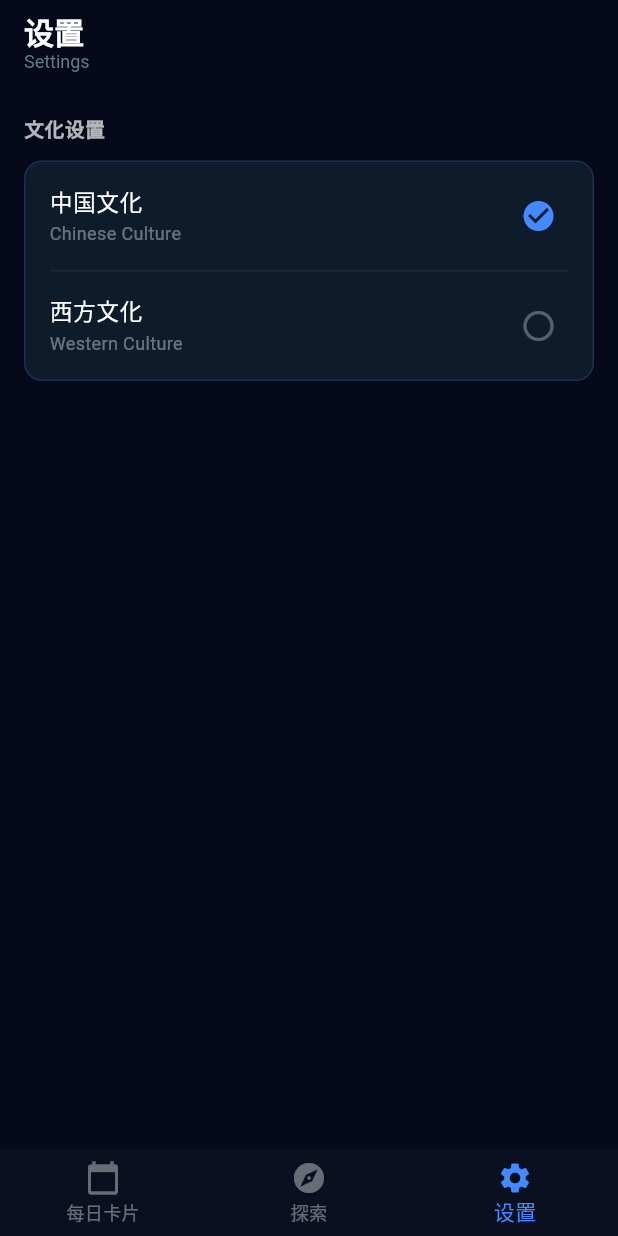
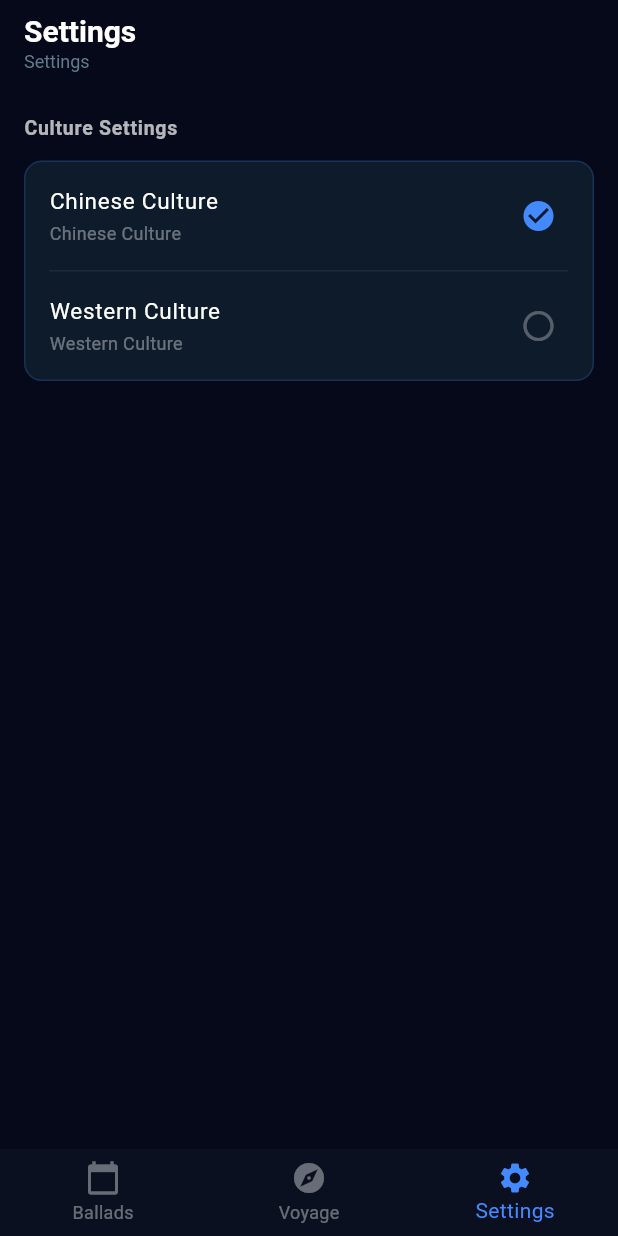
Before and after one commit to crazygo/starling, a Flutter app: the screen it shows after launch, item 3 of the bottom bar chosen, on a phone screen of 412 x 824 dp. Run offline on Flutter 3.47's test engine with Material 3 defaults, Android fonts, the phone set to English and light mode, and no system bars; our stand-ins replace csv, location, sensors_plus, shared_preferences; missing offline and left inert: flat_buffers; generated files the repository leaves out were written again; network calls fail.

Commit message:
Add i18n support and rename bottom navigation tabs (吟游/巡天/设置, Ballads/Voyage/Settings)"
Co-authored-by: crazygo <9395888+crazygo@users.noreply.github.com>
Agent-Logs-Url: https://github.com/crazygo/starling/sessions/e73d3aa9-e3bc-4f68-938d-dff067b64af3

```diff
--- /dev/null
+++ b/l10n.yaml
@@ -0,0 +1,3 @@
+arb-dir: lib/l10n
+template-arb-file: app_zh.arb
+output-localization-file: app_localizations.dart
--- a/lib/app.dart
+++ b/lib/app.dart
@@ -1,4 +1,6 @@
 import 'package:flutter/material.dart';
+import 'package:flutter_gen/gen_l10n/app_localizations.dart';
+import 'package:flutter_localizations/flutter_localizations.dart';
 import 'package:provider/provider.dart';
 import 'pages/explore_page.dart';
 import 'pages/daily_cards_page.dart';
@@ -36,6 +38,17 @@ class _StarlingAppState extends State<StarlingApp> {
       child: MaterialApp(
         title: '星仔 Starling',
         debugShowCheckedModeBanner: false,
+        localizationsDelegates: AppLocalizations.localizationsDelegates,
+        supportedLocales: AppLocalizations.supportedLocales,
+        localeResolutionCallback: (locale, supportedLocales) {
+          if (locale == null) return const Locale('zh');
+          for (final supported in supportedLocales) {
+            if (supported.languageCode == locale.languageCode) {
+              return supported;
+            }
+          }
+          return const Locale('zh');
+        },
         theme: ThemeData(
           brightness: Brightness.dark,
           colorScheme: ColorScheme.fromSeed(
@@ -87,18 +100,18 @@ class _MainScreenState extends State<_MainScreen> {
       bottomNavigationBar: BottomNavigationBar(
         currentIndex: _currentIndex,
         onTap: (i) => setState(() => _currentIndex = i),
-        items: const [
+        items: [
           BottomNavigationBarItem(
-            icon: Icon(Icons.calendar_today),
-            label: '每日卡片',
+            icon: const Icon(Icons.calendar_today),
+            label: AppLocalizations.of(context)!.tabBallads,
           ),
           BottomNavigationBarItem(
-            icon: Icon(Icons.explore),
-            label: '探索',
+            icon: const Icon(Icons.explore),
+            label: AppLocalizations.of(context)!.tabVoyage,
           ),
           BottomNavigationBarItem(
-            icon: Icon(Icons.settings),
-            label: '设置',
+            icon: const Icon(Icons.settings),
+            label: AppLocalizations.of(context)!.tabSettings,
           ),
         ],
       ),
--- /dev/null
+++ b/lib/l10n/app_en.arb
@@ -0,0 +1,13 @@
+{
+  "@@locale": "en",
+  "tabBallads": "Ballads",
+  "tabVoyage": "Voyage",
+  "tabSettings": "Settings",
+  "settingsTitle": "Settings",
+  "cultureSettings": "Culture Settings",
+  "chineseCulture": "Chinese Culture",
+  "westernCulture": "Western Culture",
+  "searchHint": "Search stars…",
+  "gyroOn": "Gyro On",
+  "gyroOff": "Gyro"
+}
--- a/lib/pages/settings_page.dart
+++ b/lib/pages/settings_page.dart
@@ -1,4 +1,5 @@
 import 'package:flutter/material.dart';
+import 'package:flutter_gen/gen_l10n/app_localizations.dart';
 import 'package:provider/provider.dart';
 import '../services/settings_service.dart';
 
@@ -12,23 +13,24 @@ class SettingsPage extends StatelessWidget {
 
   @override
   Widget build(BuildContext context) {
+    final l10n = AppLocalizations.of(context)!;
     return Scaffold(
       backgroundColor: const Color(0xFF05091A),
       appBar: AppBar(
         backgroundColor: const Color(0xFF05091A),
         elevation: 0,
-        title: const Column(
+        title: Column(
           crossAxisAlignment: CrossAxisAlignment.start,
           children: [
             Text(
-              '设置',
-              style: TextStyle(
+              l10n.settingsTitle,
+              style: const TextStyle(
                 color: Colors.white,
                 fontSize: 20,
                 fontWeight: FontWeight.bold,
               ),
             ),
-            Text(
+            const Text(
               'Settings',
               style: TextStyle(color: Colors.blueGrey, fontSize: 12),
             ),
@@ -54,16 +56,17 @@ class _CultureSettingsSection extends StatelessWidget {
 
   @override
   Widget build(BuildContext context) {
+    final l10n = AppLocalizations.of(context)!;
     final settings = context.watch<SettingsService>();
 
     return Column(
       crossAxisAlignment: CrossAxisAlignment.start,
       children: [
-        const Padding(
-          padding: EdgeInsets.symmetric(vertical: 12),
+        Padding(
+          padding: const EdgeInsets.symmetric(vertical: 12),
           child: Text(
-            '文化设置',
-            style: TextStyle(
+            l10n.cultureSettings,
+            style: const TextStyle(
               color: Colors.white70,
               fontSize: 13,
               fontWeight: FontWeight.w600,
@@ -80,14 +83,14 @@ class _CultureSettingsSection extends StatelessWidget {
           child: Column(
             children: [
               _CultureOptionTile(
-                title: '中国文化',
+                title: l10n.chineseCulture,
                 subtitle: 'Chinese Culture',
                 selected: settings.cultureMode == CultureMode.chinese,
                 onTap: () => settings.setCultureMode(CultureMode.chinese),
                 showDivider: true,
               ),
               _CultureOptionTile(
-                title: '西方文化',
+                title: l10n.westernCulture,
                 subtitle: 'Western Culture',
                 selected: settings.cultureMode == CultureMode.western,
                 onTap: () => settings.setCultureMode(CultureMode.western),
--- a/pubspec.yaml
+++ b/pubspec.yaml
@@ -11,6 +11,9 @@ environment:
 dependencies:
   flutter:
     sdk: flutter
+  flutter_localizations:
+    sdk: flutter
+  intl: ^0.19.0
   cupertino_icons: ^1.0.6
   location: ^6.0.2
   sensors_plus: ^4.0.2
@@ -24,6 +27,7 @@ dev_dependencies:
   flutter_lints: ^3.0.1
 
 flutter:
+  generate: true
   uses-material-design: true
   assets:
     - assets/data/stars.json
```
Also changed, not shown: lib/l10n/app_zh.arb (added, +13 -0 lines), lib/pages/explore_page.dart (+5 -2 lines).
